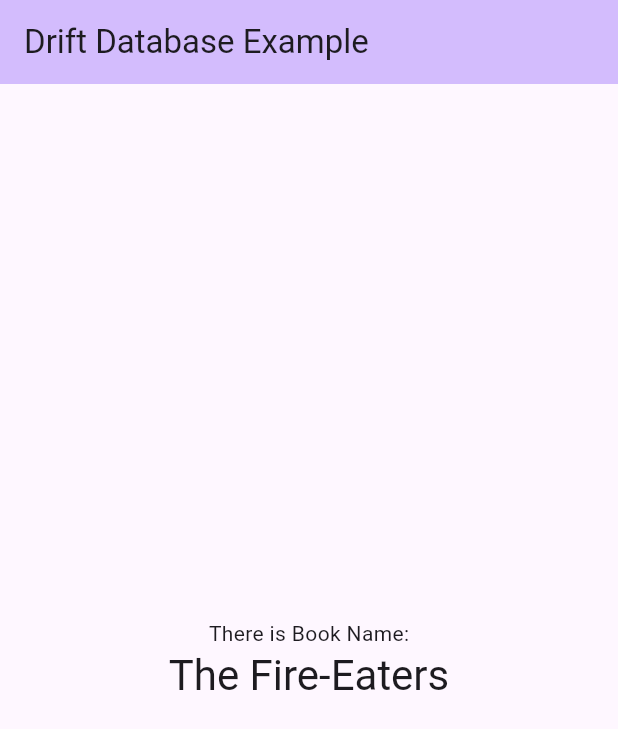
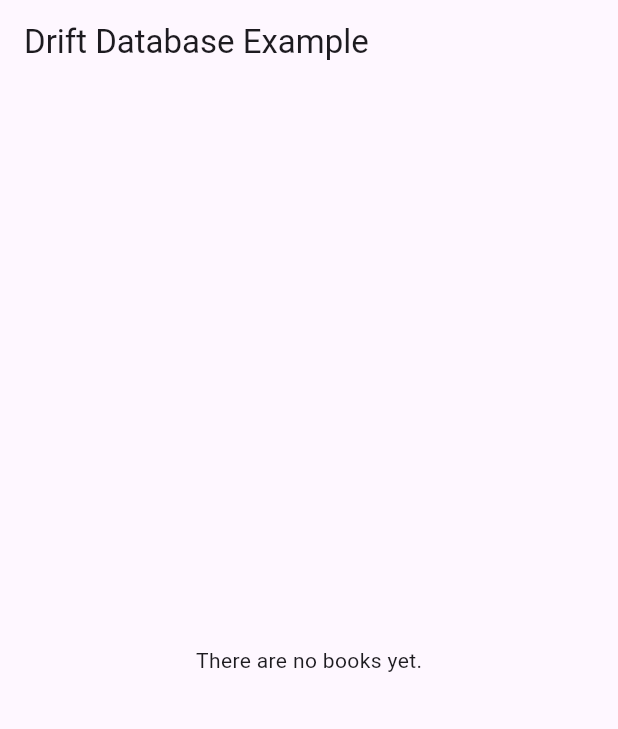
Before and after one commit to ImMrAnybody/VokaLook, a Flutter app: the screen it shows after launch, on a phone screen of 412 x 824 dp. Shown: the top 729 px of the screen. Run offline on Flutter 3.47's test engine with Material 3 defaults, Android fonts, the phone set to English and light mode, and no system bars; our stand-ins replace drift; accounts and stored records are empty; generated files the repository leaves out were written again.

Commit message:
feat: Added CRUD operations and performed code cleanup
Added functions for listing, updating, and deleting data to the database.dart file.

Removed temporary code used for testing data insertion and deleted old Turkish comment lines.

```diff
--- a/lib/main.dart
+++ b/lib/main.dart
@@ -14,6 +14,7 @@ class MyApp extends StatelessWidget {
       title: 'Database Demo',
       theme: ThemeData(
         colorScheme: ColorScheme.fromSeed(seedColor: Colors.deepPurple),
+        useMaterial3: true,
       ),
       home: const MyHomePage(title: 'Drift Database Example'),
     );
@@ -30,68 +31,49 @@ class MyHomePage extends StatefulWidget {
 
 class _MyHomePageState extends State<MyHomePage> {
   final db = AppDatabase.instance;
-  String? _booktitle;
-  late String _bookname;
 
-   @override
+  @override
   void initState() {
     super.initState();
-    _bookname = "The Fire-Eaters";
-  _initData();
+
   }
 
+  Future<void> _initData() async {
 
-  Future<void> _initData() async {
-  await _addBook();
-  await _findBook();
-}
-
-
-  Future<void> _addBook() async {
-
-    final book = await db.findBookByTitle(_bookname);
-        if (book != null) {
-          setState(() {
-            _booktitle = _bookname;
-          });
-        }
-        else {
-          await db.addBook(_bookname, 'David Almond');
-          setState(() {});
-        }
-  }
-
-  Future<void> _findBook() async {
-    final book = await db.findBookByTitle(_bookname);
-    if (book != null) {
-      setState(() {
-        _booktitle = book.title;
-      });
-    } else {
-      setState(() {
-        _booktitle = 'The book could not be found.';
-      });
-    }
   }
 
   @override
   Widget build(BuildContext context) {
     return Scaffold(
       appBar: AppBar(
-        backgroundColor: Theme.of(context).colorScheme.inversePrimary,
         title: Text(widget.title),
+        elevation: 0,
+        backgroundColor: Theme.of(context).colorScheme.background,
       ),
-      body: Center(
-        child: Column(
-          mainAxisAlignment: MainAxisAlignment.center,
-          children: <Widget>[
-            const Text('There is Book Name:'),
-            Text(
-              '$_booktitle',
-              style: Theme.of(context).textTheme.headlineMedium,
-            ),
-          ],
-        ),
+      body: FutureBuilder<List<Book>>(
+        future: db.getAllBooks(),
+        builder: (context, snapshot) {
+          if (snapshot.connectionState == ConnectionState.waiting) {
+            return const Center(child: CircularProgressIndicator());
+          } else if (snapshot.hasError) {
+            return Center(child: Text('An error occurred: ${snapshot.error}'));
+          } else if (!snapshot.hasData || snapshot.data!.isEmpty) {
+            return const Center(child: Text('There are no books yet.'));
+          } else {
+            final books = snapshot.data!;
+            return ListView.builder(
+              itemCount: books.length,
+              itemBuilder: (context, index) {
+                final book = books[index];
+                return ListTile(
+                  title: Text(book.title),
+                  subtitle: Text(book.author),
+                  trailing: Text(book.publicationDate?.year.toString() ?? 'No Date'),
+                );
+              },
+            );
+          }
+        },
       ),
     );
   }
```
Also changed, not shown: lib/data/database/database.dart (+26 -4 lines).
